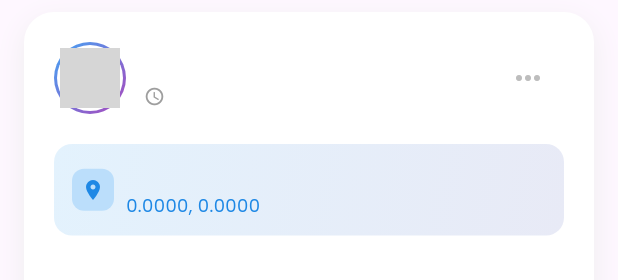
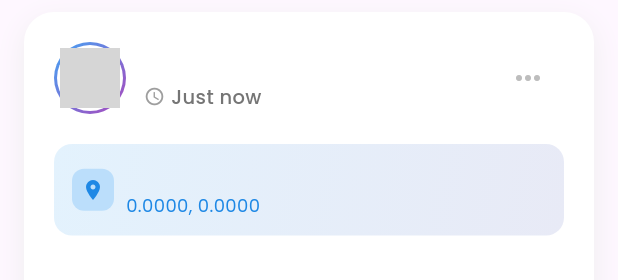
Before and after one commit to NavodXDilshan/WanderNet-FYP-, a Flutter app: the PostCard widget shown alone on an empty page, opened directly with empty values, on a phone screen of 412 x 824 dp. Shown: the top 280 px of the screen. Run offline on Flutter 3.47's test engine with Material 3 defaults, Android fonts, the phone set to English and light mode, and no system bars; our stand-ins replace flutter_svg, geocoding, geolocator, google_maps_flutter, google_places_flutter, image_picker and 1 more; missing offline and left inert: flutter_polyline_points, mongo_dart; network calls fail; grey boxes are pictures that could not be loaded.

Commit message:
Fixed timeago in postcard

```diff
--- a/lib/components/post_card.dart
+++ b/lib/components/post_card.dart
@@ -35,6 +35,30 @@ class PostCard extends StatelessWidget {
       return 'Unknown time';
     }
   }
+
+  String _getTimeAgo(DateTime dateTime) {
+  final now = DateTime.now();
+  final difference = now.difference(dateTime);
+
+  if (difference.inSeconds < 60) {
+    return 'Just now';
+  } else if (difference.inMinutes < 60) {
+    return '${difference.inMinutes}m ago';
+  } else if (difference.inHours < 24) {
+    return '${difference.inHours}h ago';
+  } else if (difference.inDays < 7) {
+    return '${difference.inDays}d ago';
+  } else if (difference.inDays < 30) {
+    final weeks = (difference.inDays / 7).floor();
+    return '${weeks}w ago';
+  } else if (difference.inDays < 365) {
+    final months = (difference.inDays / 30).floor();
+    return '${months}mo ago';
+  } else {
+    final years = (difference.inDays / 365).floor();
+    return '${years}y ago';
+  }
+}
 
   Widget _buildModernInteractionButton({
     required IconData icon,
@@ -226,7 +250,7 @@ class PostCard extends StatelessWidget {
                                     ),
                                     const SizedBox(width: 4),
                                     Text(
-                                      post.timeAgo,
+                                      _getTimeAgo(post.createdAt),
                                       style: TextStyle(
                                         color: Colors.grey.shade600,
                                         fontSize: 13,
--- a/lib/models/post_model.dart
+++ b/lib/models/post_model.dart
@@ -12,6 +12,7 @@ class PostModel {
   final double? latitude;
   final double? longitude;
   final String? placeId;
+  final DateTime createdAt;
   final List<Map<String, dynamic>> commentsList;
 
   PostModel({
@@ -28,6 +29,7 @@ class PostModel {
     this.latitude,
     this.longitude,
     this.placeId,
+    required this.createdAt,
     this.commentsList = const [],
   });
 }
--- a/lib/pages/feed.dart
+++ b/lib/pages/feed.dart
@@ -27,6 +27,8 @@ class _FeedState extends State<Feed> {
       backgroundColor: Colors.white,
       endDrawer: drawerBar(context),
       floatingActionButton: FloatingActionButton(
+        backgroundColor: Colors.blue,
+        foregroundColor: Colors.white,
         onPressed: () async {
           final result = await Navigator.push(
             context,
@@ -83,6 +85,7 @@ class _FeedState extends State<Feed> {
                       commentsList: postData['commentsList'] != null
                           ? List<Map<String, dynamic>>.from(postData['commentsList'])
                           : [],
+                      createdAt: DateTime.parse(postData['createdAt'] ?? DateTime.now().toIso8601String()),
                     );
                     return PostCard(
                       post: post,
--- a/lib/pages/profile.dart
+++ b/lib/pages/profile.dart
@@ -183,6 +183,7 @@ class _ProfileState extends State<Profile> {
       location: "Colombo, Sri Lanka",
       latitude: 6.9271,
       longitude: 79.8612,
+      createdAt: DateTime.now(),
       placeId: null,
     );
 
```
